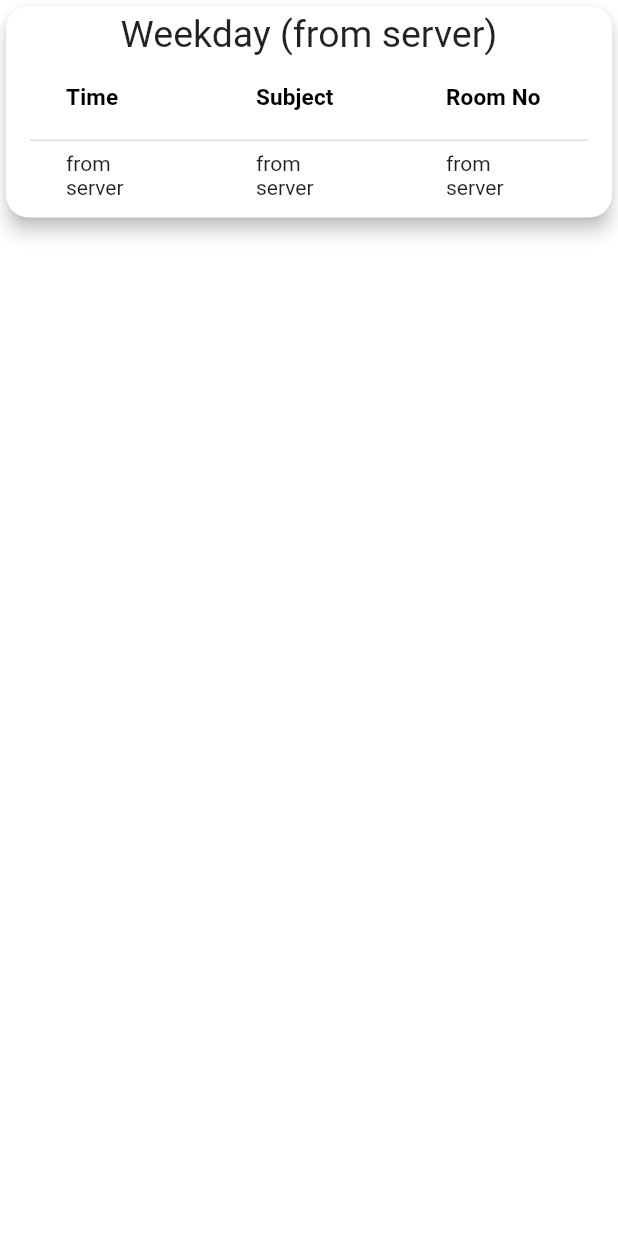
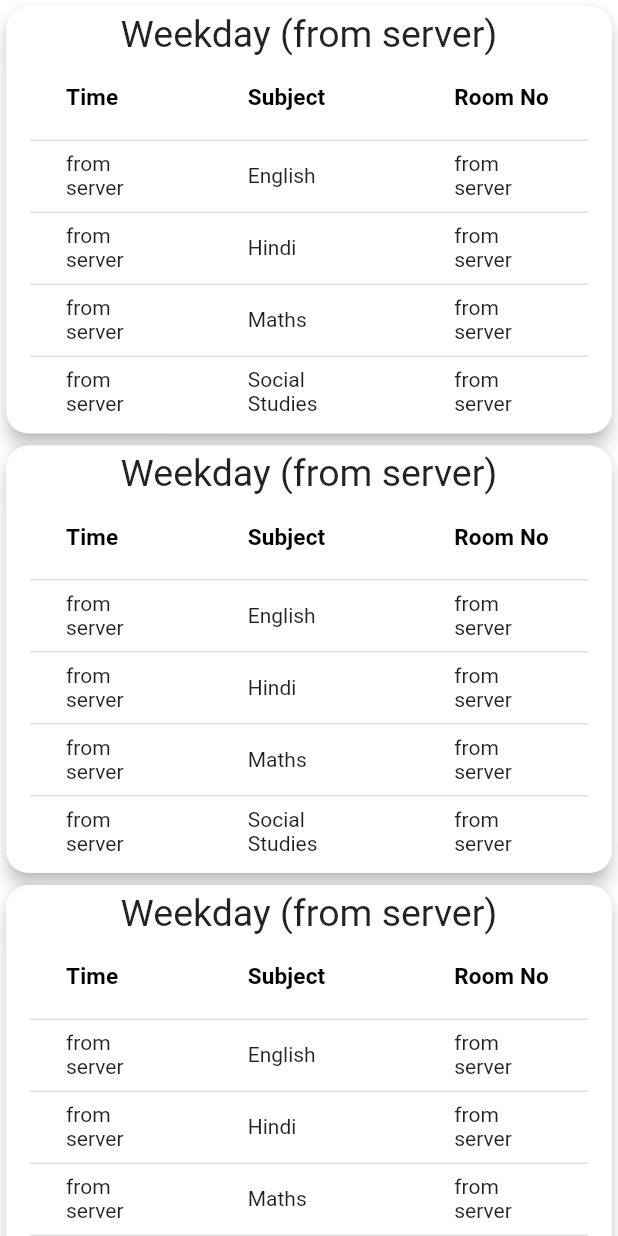
Before and after one commit to DpkPatil05/Smart-School, a Flutter app: the ClassTimeTable widget shown alone on an empty page, opened directly, on a phone screen of 412 x 824 dp. Run offline on Flutter 3.47's test engine with Material 2 defaults, Android fonts, the phone set to English and light mode, and no system bars; our stand-ins replace convex_bottom_bar, data_connection_checker, fluttertoast, hive, rounded_loading_button, table_calendar; accounts and stored records are empty; network calls fail.

Commit message:
timetable(UI complete)

```diff
--- a/lib/main.dart
+++ b/lib/main.dart
@@ -6,6 +6,7 @@ import 'package:path_provider/path_provider.dart';
 import 'package:provider/provider.dart';
 
 import 'package:smart_school/pages/welcome.dart';
+import 'package:smart_school/providers/class_timetable_provider.dart';
 import 'package:smart_school/providers/fees_provider.dart';
 import 'package:smart_school/providers/homework_provider.dart';
 import 'package:smart_school/providers/login_provider.dart';
@@ -39,6 +40,7 @@ class _MyAppState extends State<MyApp> {
         ChangeNotifierProvider(create: (context) => FeesProvider()),
         ChangeNotifierProvider(create: (context) => HomeworkProvider()),
         ChangeNotifierProvider(create: (context) => SyllabusProvider()),
+        ChangeNotifierProvider(create: (context) => TimetableProvider()),
       ],
       child: MaterialApp(
           home: FutureBuilder(
--- a/lib/tabs/hamItems/class_time_table.dart
+++ b/lib/tabs/hamItems/class_time_table.dart
@@ -1,6 +1,11 @@
 import 'package:flutter/material.dart';
+import 'package:smart_school/modal/timetable.dart';
+import 'package:smart_school/templates/timetable.dart';
 
 class ClassTimeTable extends StatefulWidget {
+  final List<TimeTableData> timetabledata;
+
+  const ClassTimeTable({this.timetabledata});
   @override
   _ClassTimeTableState createState() => _ClassTimeTableState();
 }
@@ -11,52 +16,9 @@ class _ClassTimeTableState extends State<ClassTimeTable> {
     return Container(
       color: Colors.white,
       child: ListView.builder(
-          itemCount: 1,
+          itemCount: 7,
           itemBuilder: (context, index) {
-            return Card(
-                elevation: 5,
-                shape: RoundedRectangleBorder(
-                  borderRadius: BorderRadius.circular(15.0),
-                ),
-                child: ListTile(
-                  title: Column(
-                    children: [
-                      Text(
-                        'Weekday (from server)',
-                        style: TextStyle(
-                            fontSize: 25.0
-                        ),
-                      ),
-                      DataTable(
-                        columns: [
-                          DataColumn(
-                              label: Text(
-                                  'Time',
-                                  style: TextStyle(fontSize: 15, fontWeight: FontWeight.bold)
-                              )),
-                          DataColumn(
-                              label: Text(
-                                  'Subject',
-                                  style: TextStyle(fontSize: 15, fontWeight: FontWeight.bold)
-                              )),
-                          DataColumn(
-                              label: Text(
-                                  'Room No',
-                                  style: TextStyle(fontSize: 15, fontWeight: FontWeight.bold)
-                              )),
-                        ],
-                        rows: [
-                          DataRow(cells: [
-                            DataCell(Text('from server')),
-                            DataCell(Text('from server')),
-                            DataCell(Text('from server')),
-                          ]),
-                        ],
-                      ),
-                    ],
-                  ),
-                )
-            );
+            return TimetableCard();
           }
       ),
     );
--- /dev/null
+++ b/lib/templates/timetable.dart
@@ -0,0 +1,66 @@
+import 'package:flutter/material.dart';
+
+class TimetableCard extends StatelessWidget {
+  @override
+  Widget build(BuildContext context) {
+    return Card(
+        elevation: 5,
+        shape: RoundedRectangleBorder(
+          borderRadius: BorderRadius.circular(15.0),
+        ),
+        child: ListTile(
+          title: Column(
+            children: [
+              Text(
+                'Weekday (from server)',
+                style: TextStyle(
+                    fontSize: 25.0
+                ),
+              ),
+              DataTable(
+                columns: [
+                  DataColumn(
+                      label: Text(
+                          'Time',
+                          style: TextStyle(fontSize: 15, fontWeight: FontWeight.bold)
+                      )),
+                  DataColumn(
+                      label: Text(
+                          'Subject',
+                          style: TextStyle(fontSize: 15, fontWeight: FontWeight.bold)
+                      )),
+                  DataColumn(
+                      label: Text(
+                          'Room No',
+                          style: TextStyle(fontSize: 15, fontWeight: FontWeight.bold)
+                      )),
+                ],
+                rows: [
+                  DataRow(cells: [
+                    DataCell(Text('from server')),
+                    DataCell(Text('English')),
+                    DataCell(Text('from server')),
+                  ]),
+                  DataRow(cells: [
+                    DataCell(Text('from server')),
+                    DataCell(Text('Hindi')),
+                    DataCell(Text('from server')),
+                  ]),
+                  DataRow(cells: [
+                    DataCell(Text('from server')),
+                    DataCell(Text('Maths')),
+                    DataCell(Text('from server')),
+                  ]),
+                  DataRow(cells: [
+                    DataCell(Text('from server')),
+                    DataCell(Text('Social Studies')),
+                    DataCell(Text('from server')),
+                  ]),
+                ],
+              ),
+            ],
+          ),
+        )
+    );
+  }
+}
```
Also changed, not shown: lib/future/fetch_timetable.dart (added, +25 -0 lines), lib/providers/class_timetable_provider.dart (added, +50 -0 lines), lib/providers/home_provider.dart (+2 -5 lines).
